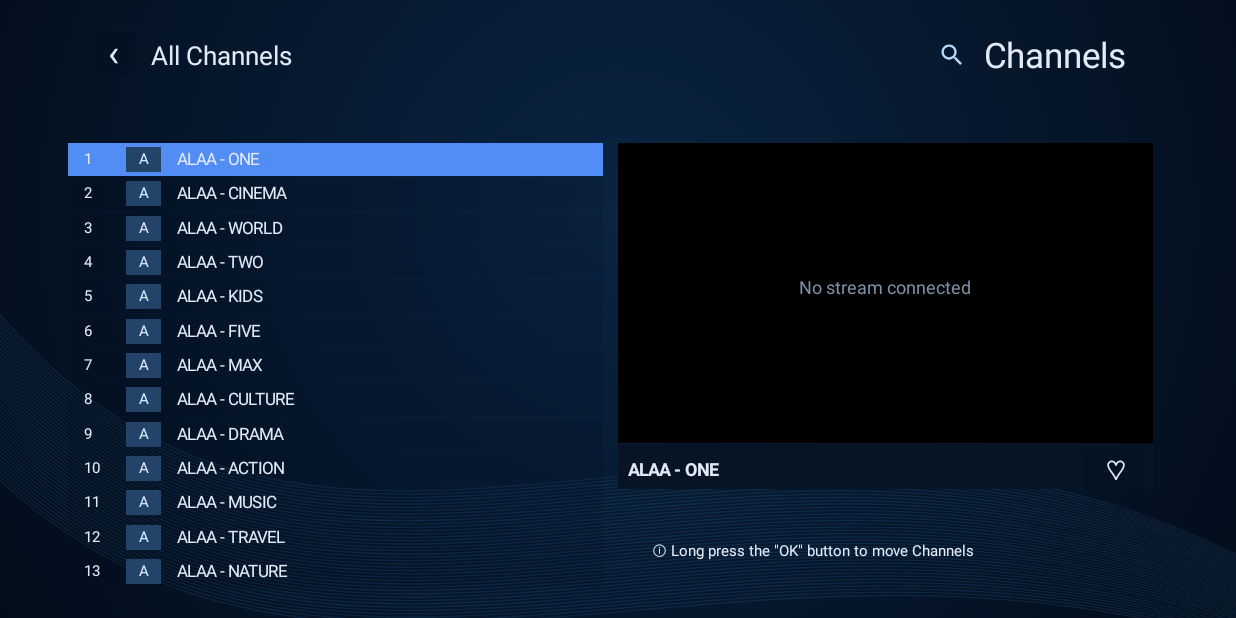
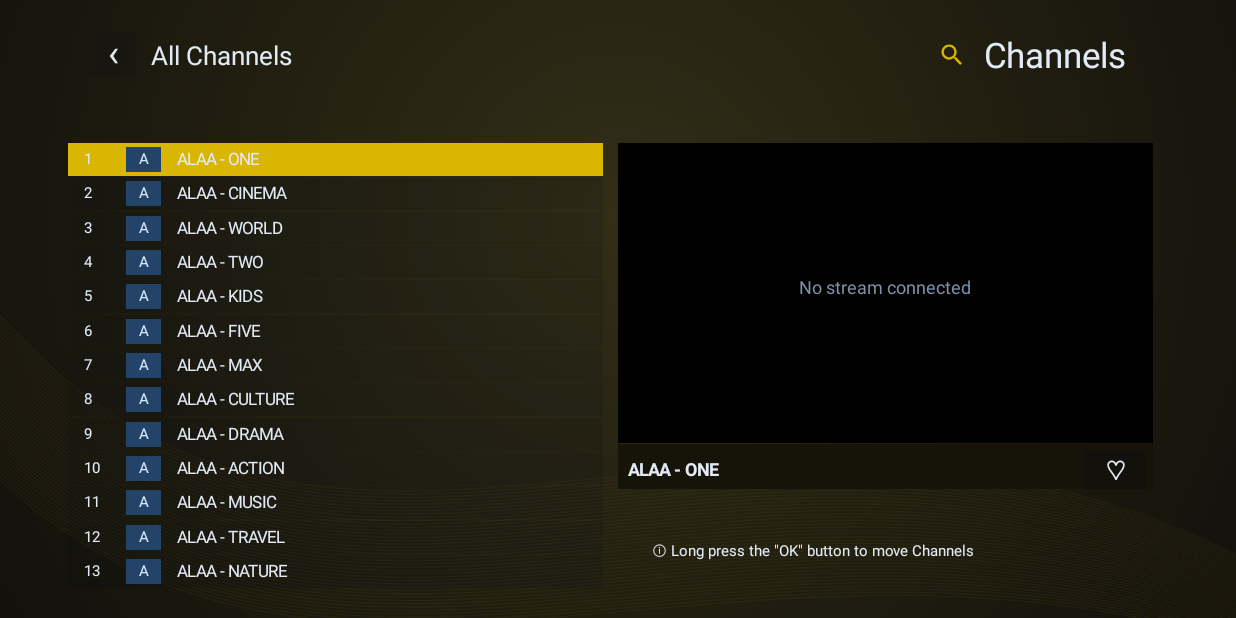
Before and after one commit to Alaaaya/Universe-Alaa, an Android app: the HomeActivity screen opened directly, with no data from a screen before it, after a tap on "All Channels", on a phone screen of 824 x 412 dp (held sideways). Run offline under Robolectric (Android 15) with nearby library versions, the phone set to English and light mode, and no system bars; 1 other tap on this screen came first.

Commit message:
Restore Gold as default; use blue owner photos for layout only

```diff
--- a/app/src/main/java/com/alaa/universe/UniverseScreen.kt
+++ b/app/src/main/java/com/alaa/universe/UniverseScreen.kt
@@ -9,7 +9,7 @@ import java.text.SimpleDateFormat
 import java.util.*
 
 class UniverseScreen(context:Context): FrameLayout(context) {
-    var theme="blue"
+    var theme="gold"
     var arabic=false
     var fixedClock:String?=null
     var page="home";private set
@@ -90,7 +90,7 @@ class UniverseScreen(context:Context): FrameLayout(context) {
     }
     private fun themeDialog() {
         android.app.AlertDialog.Builder(context).setTitle(if(arabic)"المظهر" else "Theme")
-            .setItems(arrayOf("Blue","Royal Blue","Gold")){_,i->theme=listOf("blue","royal","gold")[i];home()}.show()
+            .setItems(arrayOf("Gold","Blue","Royal Blue")){_,i->theme=listOf("gold","blue","royal")[i];home()}.show()
     }
     fun categories() {
         page="categories";drawer=true;fullscreen=false;reset(true)
@@ -159,7 +159,7 @@ class UniverseScreen(context:Context): FrameLayout(context) {
         val preview=button("",960,251,935,526){showFullscreen()}
         preview.background=surface(Color.BLACK)
         text(if(arabic)"لا يوجد بث متصل" else "No stream connected",1030,470,790,70,32f,0xff7f91a8.toInt(),true)
-        stage.put(View(context).apply{setBackgroundColor(0xff061426.toInt())},960,777,935,80)
+        stage.put(View(context).apply{setBackgroundColor(if(theme=="gold")0xff161309.toInt() else 0xff061426.toInt())},960,777,935,80)
         text(names[selectedChannel],978,787,750,70,31f).typeface=Typeface.DEFAULT_BOLD
         favorite=button(if(selectedChannel in favorites)"♥" else "♡",1775,787,110,70,47f){
             if(!favorites.add(selectedChannel))favorites.remove(selectedChannel);live()
```
Also changed, not shown: 1 other file.
